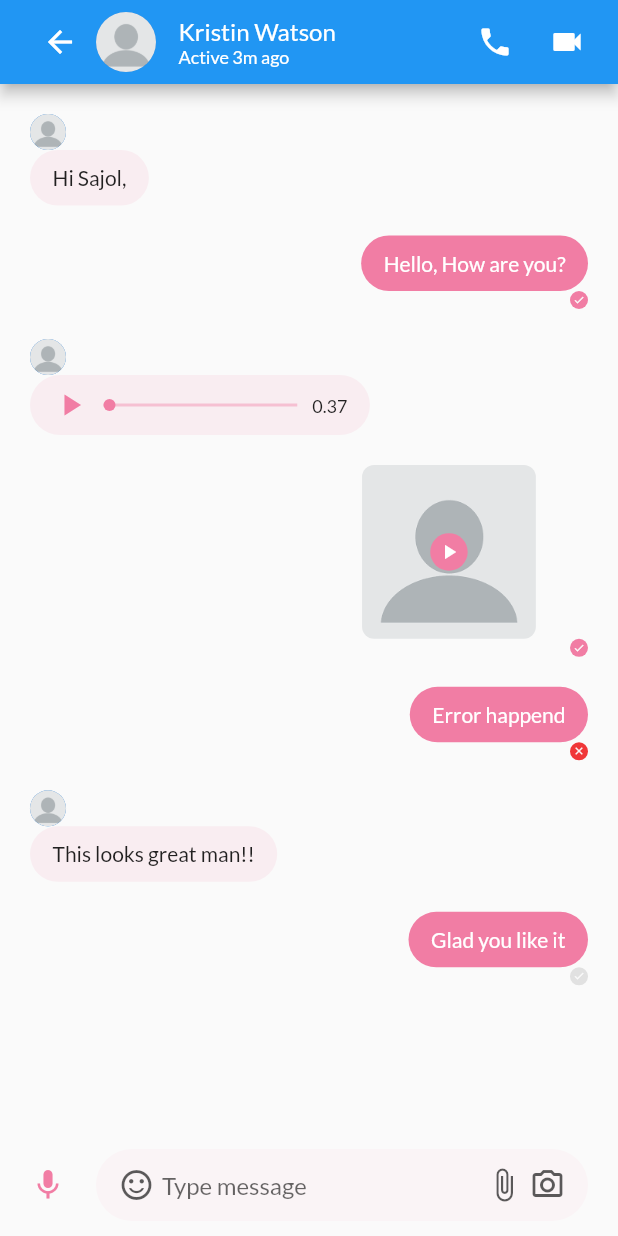
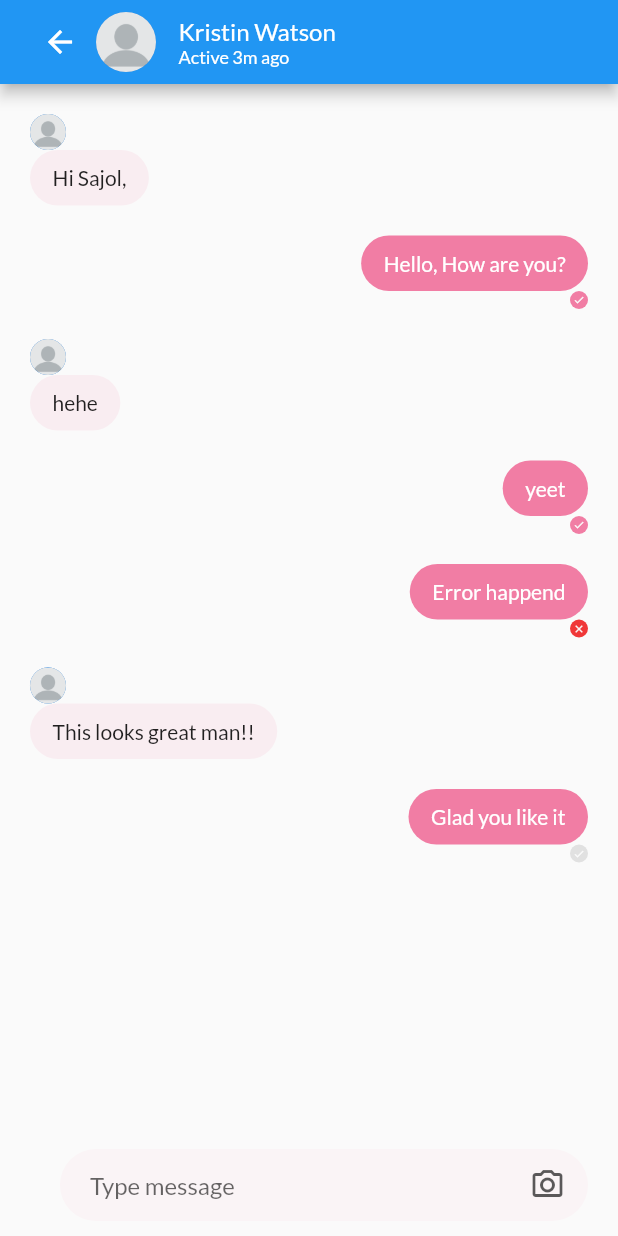
Before and after one commit to HCI-Project-Work-Shucks/donut-mobile, a Flutter app: the MessagesScreen screen opened directly, on a phone screen of 412 x 824 dp. Run offline on Flutter 3.47's test engine with Material 2 defaults, Android fonts, the phone set to English and light mode, and no system bars; our stand-ins replace flutter_signin_button, google_fonts; missing offline and left inert: dart:ffi.

Commit message:
removed features for chat

```diff
--- a/lib/src/homepage/chat/screens/messages/components/audio_message.dart
+++ /dev/null
@@ -1,67 +0,0 @@
-import 'package:donut/src/models/tests/message_test.dart';
-import 'package:flutter/material.dart';
-
-import '../../../../../constants.dart';
-
-class AudioMessage extends StatelessWidget {
-  final ChatMessage? message;
-
-  const AudioMessage({Key? key, this.message}) : super(key: key);
-  @override
-  Widget build(BuildContext context) {
-    return Container(
-      width: MediaQuery.of(context).size.width * 0.55,
-      padding: const EdgeInsets.symmetric(
-        horizontal: kDefaultPadding * 0.75,
-        vertical: kDefaultPadding / 2.5,
-      ),
-      decoration: BoxDecoration(
-        borderRadius: BorderRadius.circular(30),
-        color: kPrimaryColor.withOpacity(message!.isSender ? 1 : 0.1),
-      ),
-      child: Row(
-        children: [
-          Icon(
-            Icons.play_arrow,
-            color: message!.isSender ? Colors.white : kPrimaryColor,
-          ),
-          Expanded(
-            child: Padding(
-              padding:
-                  const EdgeInsets.symmetric(horizontal: kDefaultPadding / 2),
-              child: Stack(
-                clipBehavior: Clip.none,
-                alignment: Alignment.center,
-                children: [
-                  Container(
-                    width: double.infinity,
-                    height: 2,
-                    color: message!.isSender
-                        ? Colors.white
-                        : kPrimaryColor.withOpacity(0.4),
-                  ),
-                  Positioned(
-                    left: 0,
-                    child: Container(
-                      height: 8,
-                      width: 8,
-                      decoration: BoxDecoration(
-                        color: message!.isSender ? Colors.white : kPrimaryColor,
-                        shape: BoxShape.circle,
-                      ),
-                    ),
-                  )
-                ],
-              ),
-            ),
-          ),
-          Text(
-            "0.37",
-            style: TextStyle(
-                fontSize: 12, color: message!.isSender ? Colors.white : null),
-          ),
-        ],
-      ),
-    );
-  }
-}
--- a/lib/src/homepage/chat/screens/messages/components/chat_input_field.dart
+++ b/lib/src/homepage/chat/screens/messages/components/chat_input_field.dart
@@ -23,7 +23,6 @@ class ChatInputField extends StatelessWidget {
       child: SafeArea(
         child: Row(
           children: [
-            const Icon(Icons.mic, color: kPrimaryColor),
             const SizedBox(width: kDefaultPadding),
             Expanded(
               child: Container(
@@ -36,14 +35,6 @@ class ChatInputField extends StatelessWidget {
                 ),
                 child: Row(
                   children: [
-                    Icon(
-                      Icons.sentiment_satisfied_alt_outlined,
-                      color: Theme.of(context)
-                          .textTheme
-                          .bodyText1!
-                          .color!
-                          .withOpacity(0.64),
-                    ),
                     const SizedBox(width: kDefaultPadding / 4),
                     Expanded(
                       child: TextField(
@@ -55,7 +46,6 @@ class ChatInputField extends StatelessWidget {
                           final message = ChatMessage(
                             text: text,
                             messageStatus: MessageStatus.not_view,
-                            messageType: ChatMessageType.text,
                             isSender: true,
                           );
                           setState(() => demeChatMessages.add(message));
@@ -63,14 +53,6 @@ class ChatInputField extends StatelessWidget {
                         },
                         controller: controller,
                       ),
-                    ),
-                    Icon(
-                      Icons.attach_file,
-                      color: Theme.of(context)
-                          .textTheme
-                          .bodyText1!
-                          .color!
-                          .withOpacity(0.64),
                     ),
                     const SizedBox(width: kDefaultPadding / 4),
                     Icon(
--- a/lib/src/homepage/chat/screens/messages/components/message.dart
+++ b/lib/src/homepage/chat/screens/messages/components/message.dart
@@ -2,9 +2,7 @@ import 'package:donut/src/models/tests/message_test.dart';
 import 'package:flutter/material.dart';
 
 import '../../../../../constants.dart';
-import 'audio_message.dart';
 import 'text_message.dart';
-import 'video_message.dart';
 
 class Message extends StatelessWidget {
   const Message({
@@ -17,16 +15,7 @@ class Message extends StatelessWidget {
   @override
   Widget build(BuildContext context) {
     Widget messageContaint(ChatMessage message) {
-      switch (message.messageType) {
-        case ChatMessageType.text:
-          return TextMessage(message: message);
-        case ChatMessageType.audio:
-          return AudioMessage(message: message);
-        case ChatMessageType.video:
-          return const VideoMessage();
-        default:
-          return const SizedBox();
-      }
+      return TextMessage(message: message);
     }
 
     return Padding(
--- a/lib/src/homepage/chat/screens/messages/components/video_message.dart
+++ /dev/null
@@ -1,39 +0,0 @@
-import 'package:flutter/material.dart';
-
-import '../../../../../constants.dart';
-
-class VideoMessage extends StatelessWidget {
-  const VideoMessage({Key? key}) : super(key: key);
-
-  @override
-  Widget build(BuildContext context) {
-    return SizedBox(
-      width: MediaQuery.of(context).size.width * 0.45, // 45% of total width
-      child: AspectRatio(
-        aspectRatio: 1.6,
-        child: Stack(
-          alignment: Alignment.center,
-          children: [
-            ClipRRect(
-              borderRadius: BorderRadius.circular(8),
-              child: Image.asset("assets/images/profile_pic.jpeg"),
-            ),
-            Container(
-              height: 25,
-              width: 25,
-              decoration: const BoxDecoration(
-                color: kPrimaryColor,
-                shape: BoxShape.circle,
-              ),
-              child: const Icon(
-                Icons.play_arrow,
-                size: 16,
-                color: Colors.white,
-              ),
-            )
-          ],
-        ),
-      ),
-    );
-  }
-}
--- a/lib/src/homepage/chat/screens/messages/message_screen.dart
+++ b/lib/src/homepage/chat/screens/messages/message_screen.dart
@@ -39,17 +39,6 @@ class MessagesScreen extends StatelessWidget {
           )
         ],
       ),
-      actions: [
-        IconButton(
-          icon: const Icon(Icons.local_phone),
-          onPressed: () {},
-        ),
-        IconButton(
-          icon: const Icon(Icons.videocam),
-          onPressed: () {},
-        ),
-        const SizedBox(width: kDefaultPadding / 2),
-      ],
     );
   }
 }
--- a/lib/src/homepage/donate/add_item_donate.dart
+++ b/lib/src/homepage/donate/add_item_donate.dart
@@ -101,6 +101,7 @@ class AddItemDonate extends StatelessWidget {
                 color: kPrimaryColor,
                 child: const Text('Submit'),
                 onPressed: () {
+                  setState(() {});
                   Navigator.pop(context);
                 },
               ),
@@ -110,4 +111,6 @@ class AddItemDonate extends StatelessWidget {
       ),
     );
   }
+
+  void setState(void Function() param0) {}
 }
--- a/lib/src/homepage/notification/deal_cancelled.dart
+++ b/lib/src/homepage/notification/deal_cancelled.dart
@@ -0,0 +1,10 @@
+import 'package:flutter/material.dart';
+
+class DealCancelledNotification extends StatelessWidget {
+  const DealCancelledNotification({Key? key}) : super(key: key);
+
+  @override
+  Widget build(BuildContext context) {
+    return Container();
+  }
+}
--- a/lib/src/homepage/notification/deal_done.dart
+++ b/lib/src/homepage/notification/deal_done.dart
@@ -0,0 +1,10 @@
+import 'package:flutter/material.dart';
+
+class DealDone extends StatelessWidget {
+  const DealDone({Key? key}) : super(key: key);
+
+  @override
+  Widget build(BuildContext context) {
+    return Container();
+  }
+}
--- a/lib/src/homepage/notification/interested.dart
+++ b/lib/src/homepage/notification/interested.dart
@@ -0,0 +1,10 @@
+import 'package:flutter/material.dart';
+
+class Interested extends StatelessWidget {
+  const Interested({Key? key}) : super(key: key);
+
+  @override
+  Widget build(BuildContext context) {
+    return Container();
+  }
+}
--- a/lib/src/homepage/notification/notification.dart
+++ b/lib/src/homepage/notification/notification.dart
@@ -2,7 +2,6 @@ import 'package:donut/src/homepage/notification/check_details.dart';
 import 'package:flutter/material.dart';
 
 import 'package:donut/src/constants.dart';
-import 'package:donut/src/homepage/notification/notification_box_widget.dart';
 import 'package:donut/src/models/tests/notifications.dart';
 
 class Notice extends StatefulWidget {
--- a/lib/src/models/tests/message_test.dart
+++ b/lib/src/models/tests/message_test.dart
@@ -1,16 +1,12 @@
-enum ChatMessageType { text, audio, image, video }
-// ignore: constant_identifier_names
 enum MessageStatus { viewed, not_sent, not_view }
 
 class ChatMessage {
   final String text;
-  final ChatMessageType messageType;
   final MessageStatus messageStatus;
   final bool isSender;
 
   ChatMessage({
     this.text = '',
-    required this.messageType,
     required this.messageStatus,
     required this.isSender,
   });
@@ -19,43 +15,36 @@ class ChatMessage {
 List demeChatMessages = [
   ChatMessage(
     text: "Hi Sajol,",
-    messageType: ChatMessageType.text,
     messageStatus: MessageStatus.viewed,
     isSender: false,
   ),
   ChatMessage(
     text: "Hello, How are you?",
-    messageType: ChatMessageType.text,
     messageStatus: MessageStatus.viewed,
     isSender: true,
   ),
   ChatMessage(
-    text: "",
-    messageType: ChatMessageType.audio,
+    text: "hehe",
     messageStatus: MessageStatus.viewed,
     isSender: false,
   ),
   ChatMessage(
-    text: "",
-    messageType: ChatMessageType.video,
+    text: "yeet",
     messageStatus: MessageStatus.viewed,
     isSender: true,
   ),
   ChatMessage(
     text: "Error happend",
-    messageType: ChatMessageType.text,
     messageStatus: MessageStatus.not_sent,
     isSender: true,
   ),
   ChatMessage(
     text: "This looks great man!!",
-    messageType: ChatMessageType.text,
     messageStatus: MessageStatus.viewed,
     isSender: false,
   ),
   ChatMessage(
     text: "Glad you like it",
-    messageType: ChatMessageType.text,
     messageStatus: MessageStatus.not_view,
     isSender: true,
   ),
```
